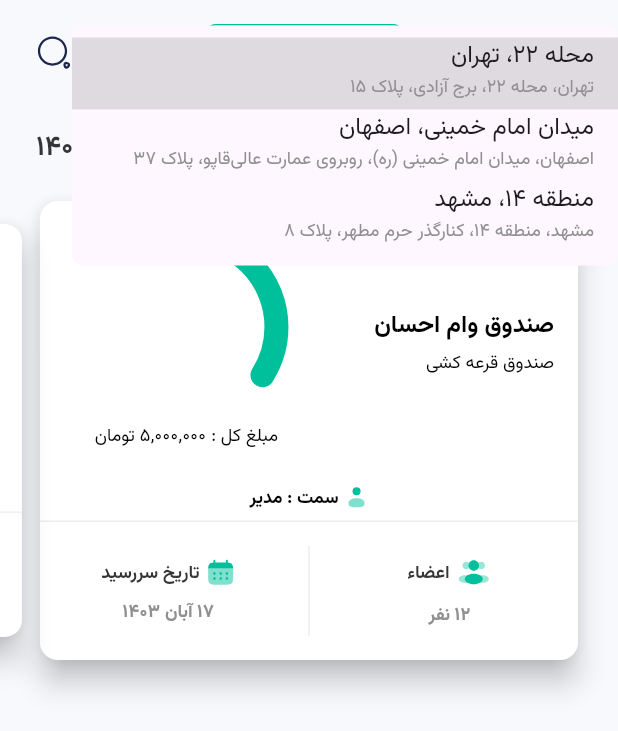
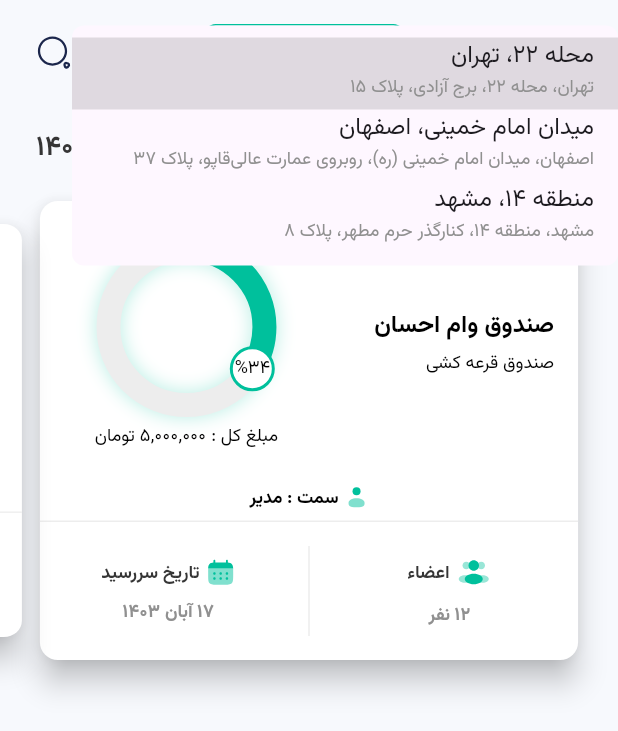
Before and after one commit to amir14a/new_horizon_challenge_app, a Flutter app: the screen it shows after launch, after a tap on "محله 22، تهران", on a phone screen of 412 x 824 dp. Shown: the top 731 px of the screen. Run offline on Flutter 3.47's test engine with Material 3 defaults, Android fonts, the light colour scheme and no system bars; our stand-ins replace bloc, flutter_bloc, flutter_svg, shamsi_date, shimmer.

Commit message:
Create progress custom painter

```diff
--- a/lib/presentation/widgets/loan_box_list/view/loan_box_widget.dart
+++ b/lib/presentation/widgets/loan_box_list/view/loan_box_widget.dart
@@ -1,6 +1,7 @@
 import 'package:flutter/material.dart';
 import 'package:flutter_svg/flutter_svg.dart';
 import 'package:new_horizon_challenge_app/data/models/loan_box_model.dart';
+import 'package:new_horizon_challenge_app/presentation/widgets/loan_box_list/view/progress_painter.dart';
 import 'package:new_horizon_challenge_app/utils/assets.dart';
 import 'package:new_horizon_challenge_app/utils/colors.dart';
 
@@ -24,7 +25,7 @@ class _LoanBoxWidgetState extends State<LoanBoxWidget> with SingleTickerProvider
         child: Column(
           children: [
             Padding(
-              padding: const EdgeInsets.symmetric(vertical: 24,horizontal: 16),
+              padding: const EdgeInsets.symmetric(vertical: 24, horizontal: 16),
               child: Row(
                 children: [
                   Expanded(
@@ -49,11 +50,9 @@ class _LoanBoxWidgetState extends State<LoanBoxWidget> with SingleTickerProvider
                       children: [
                         SizedBox.square(
                           dimension: 120,
-                          child: CircularProgressIndicator(
-                            value: (widget.model.progressPercent??0)/100,
-                            color: appPrimaryColor,
-                            strokeWidth: 16,
-                            strokeCap: StrokeCap.round,
+                          child: CustomPaint(
+                            painter: ProgressPainter(progressPercent: widget.model.progressPercent ?? 0),
+                            size: Size(120,120),
                           ),
                         ),
                         const SizedBox(height: 4),
@@ -80,7 +79,10 @@ class _LoanBoxWidgetState extends State<LoanBoxWidget> with SingleTickerProvider
               ],
             ),
             const SizedBox(height: 8),
-            Divider(color: dividerColor,height: 0,),
+            Divider(
+              color: dividerColor,
+              height: 0,
+            ),
             const SizedBox(height: 16),
             SizedBox(
               height: 60,
--- /dev/null
+++ b/lib/presentation/widgets/loan_box_list/view/progress_painter.dart
@@ -0,0 +1,74 @@
+import 'dart:math';
+
+import 'package:flutter/material.dart';
+import 'package:new_horizon_challenge_app/utils/colors.dart';
+
+class ProgressPainter extends CustomPainter {
+  final int progressPercent;
+
+  const ProgressPainter({this.progressPercent = 0});
+
+  @override
+  void paint(Canvas canvas, Size size) {
+    Paint bgPaint = Paint()
+      ..color = progressBg
+      ..style = PaintingStyle.stroke
+      ..strokeWidth = 16;
+    Paint progressPaint = Paint()
+      ..color = appPrimaryColor
+      ..style = PaintingStyle.stroke
+      ..strokeWidth = 16
+      ..strokeCap = StrokeCap.round;
+    Paint shadowPaint = Paint()
+      ..color = appPrimaryColor.withOpacity(0.24)
+      ..style=PaintingStyle.stroke
+      ..strokeWidth=18
+      ..maskFilter = MaskFilter.blur(BlurStyle.normal, 6);
+    Path p = Path();
+    p.addOval(Rect.fromCircle(center: Offset(size.width / 2, size.height / 2), radius: size.width / 2-8));
+    canvas.drawPath(p, shadowPaint);
+
+
+
+    canvas.drawCircle(Offset(size.width / 2, size.height / 2), size.width / 2 - 8, bgPaint);
+
+    canvas.drawArc(
+        Rect.fromCenter(
+          center: Offset(size.width / 2, size.height / 2),
+          width: size.width - 16,
+          height: size.width - 16,
+        ),
+        -pi / 2,
+        2 * pi * (progressPercent / 100),
+        false,
+        progressPaint);
+    Paint innerCircleBg = Paint()..color = Colors.white;
+    Paint innerCircleStroke = Paint()
+      ..color = appPrimaryColor
+      ..style = PaintingStyle.stroke
+      ..strokeWidth = 2;
+    var centerOfEndOfArc = Offset(size.width / 2 + sin(2 * pi * (progressPercent / 100)) * (size.width / 2 - 8),
+        size.width / 2 - cos(2 * pi * (progressPercent / 100)) * (size.width / 2 - 8));
+    canvas.drawCircle(centerOfEndOfArc, 14, innerCircleBg);
+    canvas.drawCircle(centerOfEndOfArc, 14, innerCircleStroke);
+
+    final textPainter = TextPainter(
+      text: TextSpan(
+        text: '%$progressPercent',
+        style: TextStyle(
+          fontFamily: 'Vazirmatn',
+          color: Colors.black,
+          fontSize: 12,
+        ),
+      ),
+      textDirection: TextDirection.ltr,
+    );
+    textPainter.layout();
+    final xCenter = centerOfEndOfArc.dx - textPainter.width / 2;
+    final yCenter = centerOfEndOfArc.dy - textPainter.height / 2;
+    textPainter.paint(canvas, Offset(xCenter, yCenter));
+  }
+
+  @override
+  bool shouldRepaint(covariant CustomPainter oldDelegate) => true;
+}
--- a/lib/utils/colors.dart
+++ b/lib/utils/colors.dart
@@ -3,5 +3,6 @@ import 'dart:ui';
 const appBackgroundColor = Color(0xFFF7F9FD);
 const normalTextColor = Color(0xFF353535);
 const smallTextColor = Color(0xFF909090);
+const progressBg = Color(0xFFEDEDED);
 const appPrimaryColor = Color(0xFF00C09C);
 const dividerColor=Color(0xFFEDEDED);
```
